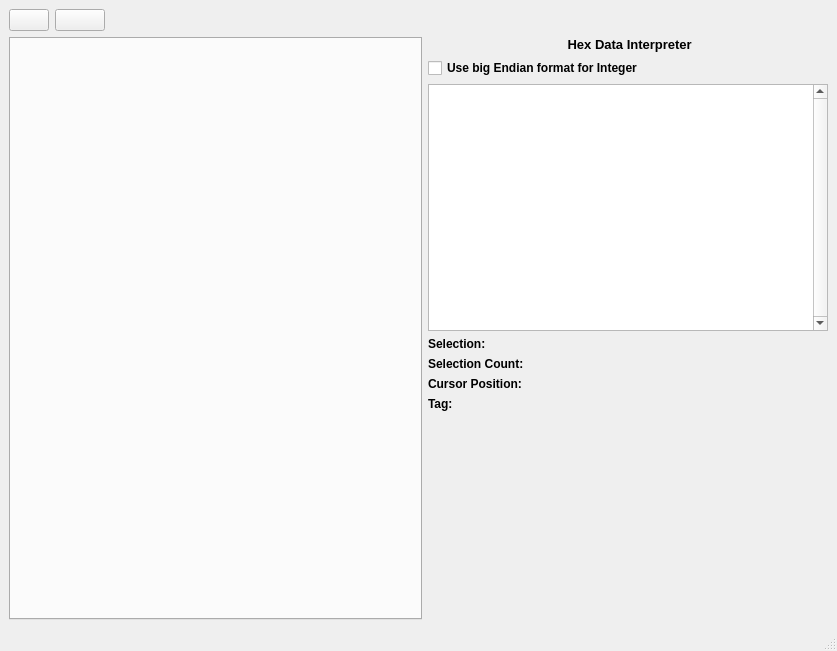
The window that mainwindow.ui (SumuriLLC/hex-viewer-SUMURI) describes before a commit, drawn with Qt 5.
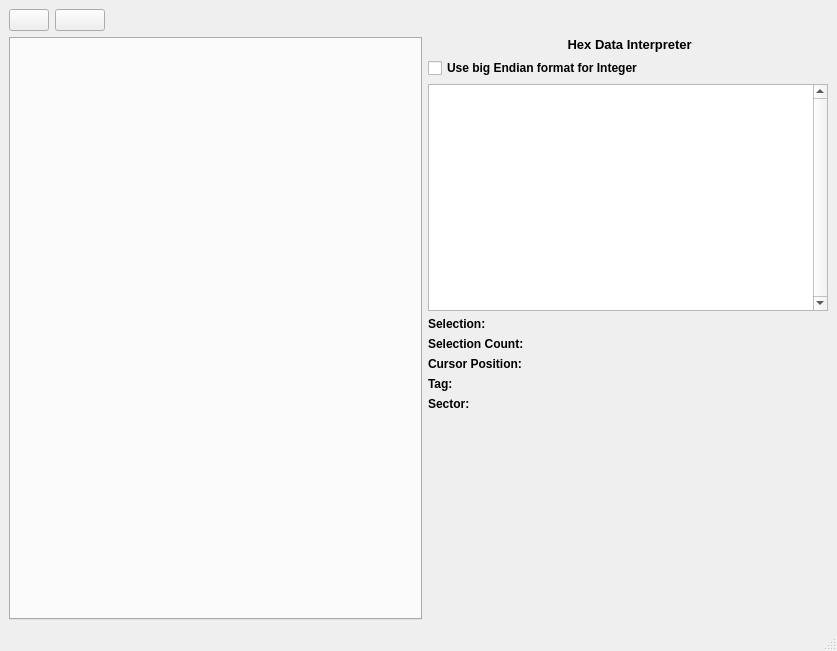
The same window after the commit. Icons and pictures are not drawn.

The edit to the form file:
```diff
--- a/mainwindow.ui
+++ b/mainwindow.ui
@@ -141,6 +141,18 @@
       </item>
       <item>
        <layout class="QVBoxLayout" name="verticalLayout">
+        <item>
+         <widget class="QLabel" name="labelSector">
+          <property name="font">
+           <font>
+            <bold>true</bold>
+           </font>
+          </property>
+          <property name="text">
+           <string>Sector:</string>
+          </property>
+         </widget>
+        </item>
         <item alignment="Qt::AlignHCenter|Qt::AlignVCenter">
          <widget class="QLabel" name="logo">
           <property name="minimumSize">
```
